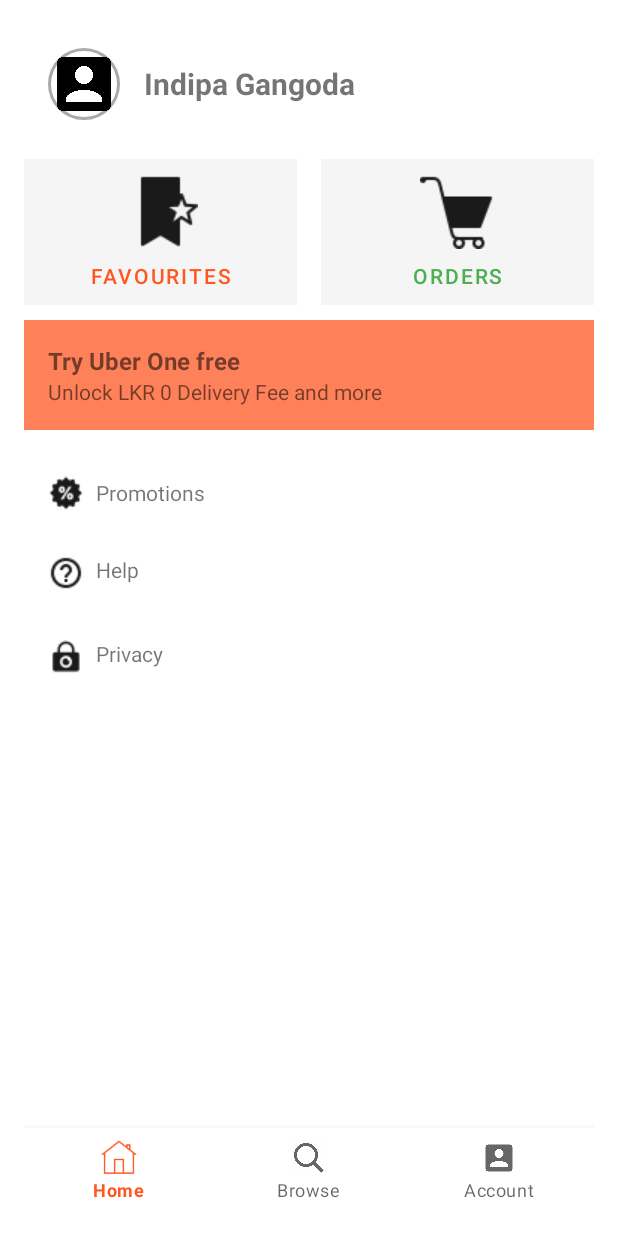
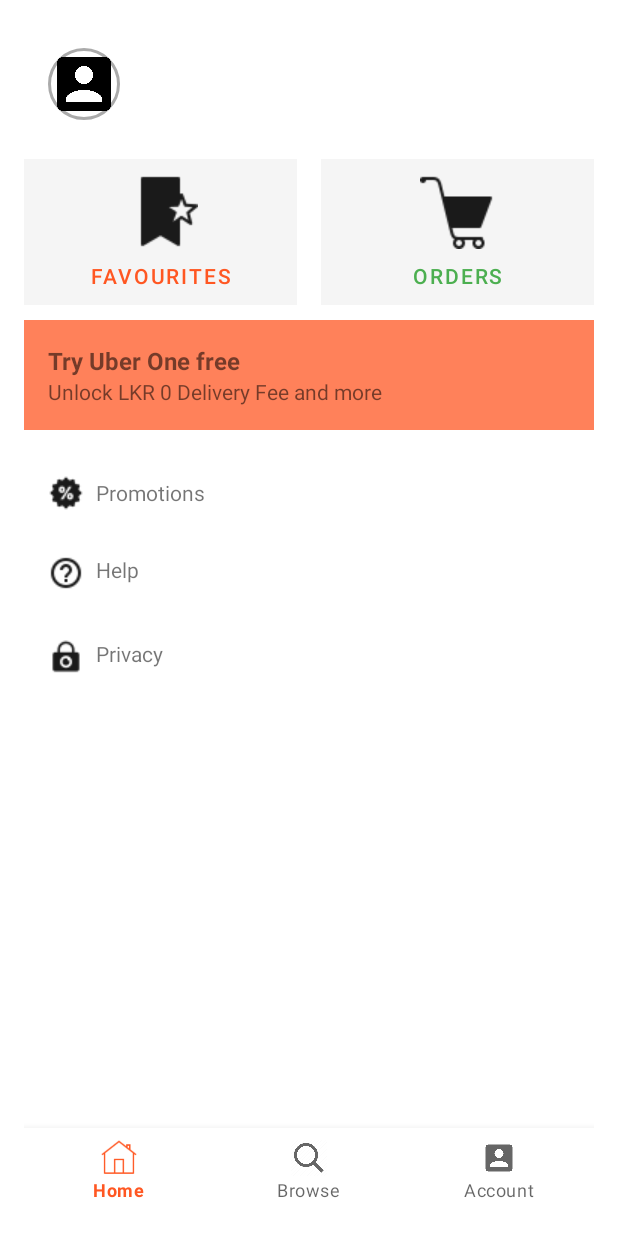
Before and after one commit to Indipa123/My-food-app, an Android app: the AccountActivity screen opened directly, with no data from a screen before it, on a phone screen of 412 x 824 dp. Run offline under Robolectric (Android 15) with nearby library versions, the phone set to English and light mode, and no system bars.

Commit message:
Indipa third commit

```diff
--- a/app/src/main/java/com/testing/foodmanagement/AccountActivity.java
+++ b/app/src/main/java/com/testing/foodmanagement/AccountActivity.java
@@ -34,9 +34,13 @@ public class AccountActivity extends AppCompatActivity {
         SharedPreferences sharedPreferences = getSharedPreferences("LoginPrefs", MODE_PRIVATE);
         String email = sharedPreferences.getString("logged_in_user_email", "");
 
-        // Set user's name (example)
+        // Fetch the first name, last name, and profile picture from the database
+        String firstName = dbHelper.getFirstNameByEmail(email);
+        String lastName = dbHelper.getLastNameByEmail(email);
+
+        // Set user's name in TextView
         TextView textViewAccount = findViewById(R.id.textViewAccount);
-        textViewAccount.setText("Indipa Gangoda");
+        textViewAccount.setText(firstName + " " + lastName);
 
         // Display the profile picture if available
         if (!email.isEmpty()) {
--- a/app/src/main/java/com/testing/foodmanagement/DBHelper.java
+++ b/app/src/main/java/com/testing/foodmanagement/DBHelper.java
@@ -621,6 +621,28 @@ public class DBHelper extends SQLiteOpenHelper {
         return outputStream.toByteArray();
     }
 
+    public String getFirstNameByEmail(String email) {
+        SQLiteDatabase db = this.getReadableDatabase();
+        String firstName = "";
+        Cursor cursor = db.rawQuery("SELECT firstName FROM Users WHERE email = ?", new String[]{email});
+        if (cursor != null && cursor.moveToFirst()) {
+            firstName = cursor.getString(0);
+            cursor.close();
+        }
+        return firstName;
+    }
+
+    public String getLastNameByEmail(String email) {
+        SQLiteDatabase db = this.getReadableDatabase();
+        String lastName = "";
+        Cursor cursor = db.rawQuery("SELECT lastName FROM Users WHERE email = ?", new String[]{email});
+        if (cursor != null && cursor.moveToFirst()) {
+            lastName = cursor.getString(0);
+            cursor.close();
+        }
+        return lastName;
+    }
+
 
 
 
--- a/app/src/main/res/layout/activity_account.xml
+++ b/app/src/main/res/layout/activity_account.xml
@@ -30,7 +30,7 @@
             android:layout_width="wrap_content"
             android:layout_height="wrap_content"
             android:textSize="20sp"
-            android:text="Indipa Gangoda"
+            android:text=" "
             android:textStyle="bold" />
 
     </LinearLayout>
```
